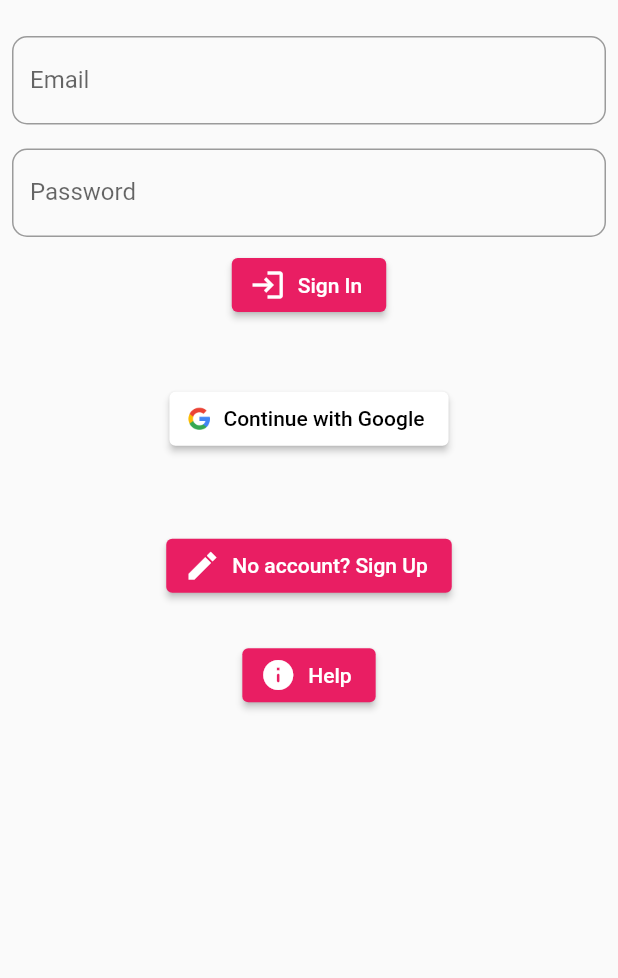
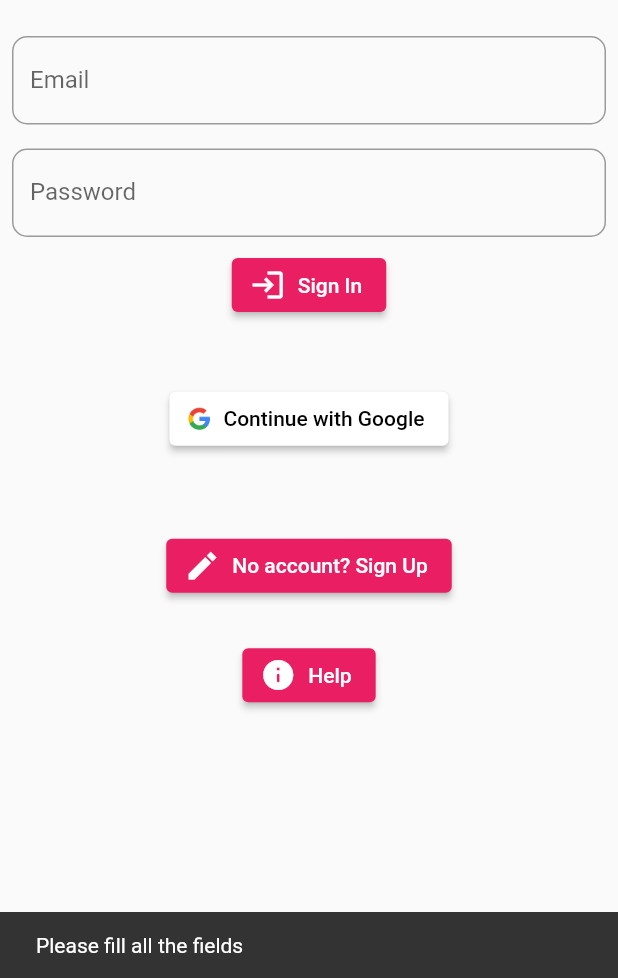
Before and after one commit to ErenalpKesici/SayiBulmaca, a Flutter app: the InitialPageSend screen opened directly, after a tap on "Sign In", on a phone screen of 412 x 824 dp, the part 258-1236 px from its top. Run offline on Flutter 3.47's test engine with Material 2 defaults, Android fonts, the phone set to English and light mode, and no system bars; our stand-ins replace audioplayers, cloud_firestore, connectivity_plus, easy_localization, firebase_auth, firebase_core and 3 more; accounts and stored records are empty.

Commit message:
login improv. + ndk symbol

```diff
--- a/lib/main.dart
+++ b/lib/main.dart
@@ -204,23 +204,46 @@ class InitialPage extends State<InitialPageSend> {
                     FocusScope.of(context).unfocus();
                     email.text = email.text.trim();
                     password.text = password.text.trim();
+                    int result =
+                        await context.read<AuthenticationServices>().signIn(
+                              email: email.text,
+                              password: password.text,
+                            );
+                    print(result);
+                    if (result == 1) {
                       DocumentReference doc = FirebaseFirestore.instance
                           .collection("Users")
                           .doc(email.text);
                       var document = await doc.get();
                       if (!document.exists) {
-                      ScaffoldMessenger.of(context).showSnackBar(new SnackBar(
-                          content: Text('alertNotFound'.tr().toString())));
+                        await FirebaseFirestore.instance
+                            .collection('Users')
+                            .doc(googleAccount!.email)
+                            .set({
+                          'email': googleAccount!.email,
+                          'name': googleAccount!.displayName,
+                          'password': googleAccount!.id,
+                          'credit': 0,
+                          'status': 0,
+                          'xp': 0,
+                          'language': systemLanguage,
+                          'method': 'google',
+                          'settings': initialSettings
+                        });
+                        Users user = new Users(
+                            email: googleAccount!.email,
+                            password: googleAccount!.id,
+                            name: googleAccount!.displayName,
+                            language: systemLanguage,
+                            xp: 0,
+                            credit: 0,
+                            method: 'google',
+                            settings: initialSettings);
+                        toMainPage(context, user);
                         return;
                       }
                       if (document.get('email') == email.text &&
                           document.get('password') == password.text) {
-                      int result =
-                          await context.read<AuthenticationServices>().signIn(
-                                email: email.text,
-                                password: password.text,
-                              );
-                      if (result == 1) {
                         Users user = new Users(
                             email: document.get('email'),
                             name: document.get('name'),
@@ -232,12 +255,14 @@ class InitialPage extends State<InitialPageSend> {
                             settings: document.get('settings'));
                         toMainPage(context, user);
                       } else
-                        ScaffoldMessenger.of(context)
-                            .showSnackBar(new SnackBar(content: Text('n')));
+                        ScaffoldMessenger.of(context).showSnackBar(new SnackBar(
+                            content: Text('alertWrong'.tr().toString())));
                     } else
                       ScaffoldMessenger.of(context).showSnackBar(new SnackBar(
-                          content: Text('alertWrong'.tr().toString())));
-                  }
+                          content: Text('alertNotFound'.tr().toString())));
+                  } else
+                    ScaffoldMessenger.of(context).showSnackBar(new SnackBar(
+                        content: Text('alertFill'.tr().toString())));
                 },
                 label: Text('login'.tr().toString()),
                 icon: Icon(Icons.login)),
@@ -248,14 +273,16 @@ class InitialPage extends State<InitialPageSend> {
                 style: ElevatedButton.styleFrom(primary: Colors.white),
                 onPressed: () async {
                   var result;
-                  await googleSignIn.signIn().then((userData) {
-                    result = context.read<AuthenticationServices>().signIn(
+                  await googleSignIn.signIn().then((userData) async {
+                    result =
+                        await context.read<AuthenticationServices>().signIn(
                               email: userData!.email,
                               password: userData.id,
                             );
                     googleAccount = userData;
                   });
                   int read = await result;
+                  print(read);
                   if (read == 1) {
                     DocumentReference doc = FirebaseFirestore.instance
                         .collection("Users")
@@ -273,17 +300,14 @@ class InitialPage extends State<InitialPageSend> {
                         settings: document.get('settings'));
                     toMainPage(context, user);
                   } else if (read == 0) {
-                    await googleSignIn.signIn().then((userData) {
-                      result = context.read<AuthenticationServices>().signUp(
+                    await googleSignIn.signIn().then((userData) async {
+                      result =
+                          await context.read<AuthenticationServices>().signUp(
                                 email: userData?.email,
                                 password: userData?.id,
                               );
                       googleAccount = userData;
                     });
-                    print(googleAccount.toString());
-                    print(FirebaseFirestore.instance.toString());
-                    print(initialSettings.toString());
-                    print(systemLanguage);
                     await FirebaseFirestore.instance
                         .collection('Users')
                         .doc(googleAccount!.email)
@@ -298,7 +322,6 @@ class InitialPage extends State<InitialPageSend> {
                       'method': 'google',
                       'settings': initialSettings
                     });
-                    print("DONE");
                     Users user = new Users(
                         email: googleAccount!.email,
                         password: googleAccount!.id,
@@ -309,9 +332,6 @@ class InitialPage extends State<InitialPageSend> {
                         method: 'google',
                         settings: initialSettings);
                     toMainPage(context, user);
-                    ScaffoldMessenger.of(context).showSnackBar(new SnackBar(
-                        content: Text('welcome'.tr().toString() +
-                            googleAccount!.displayName!)));
                   }
                 },
                 icon: Image.asset(
--- a/pubspec.yaml
+++ b/pubspec.yaml
@@ -15,7 +15,7 @@ publish_to: 'none' # Remove this line if you wish to publish to pub.dev
 # In iOS, build-name is used as CFBundleShortVersionString while build-number used as CFBundleVersion.
 # Read more about iOS versioning at
 # https://developer.apple.com/library/archive/documentation/General/Reference/InfoPlistKeyReference/Articles/CoreFoundationKeys.html
-version: 1.0.0+6
+version: 1.0.0+8
 
 flutter_native_splash:
   color: "#000000"
```
Also changed, not shown: 3 other files. Lines whose indentation alone changed are shown as unchanged.
